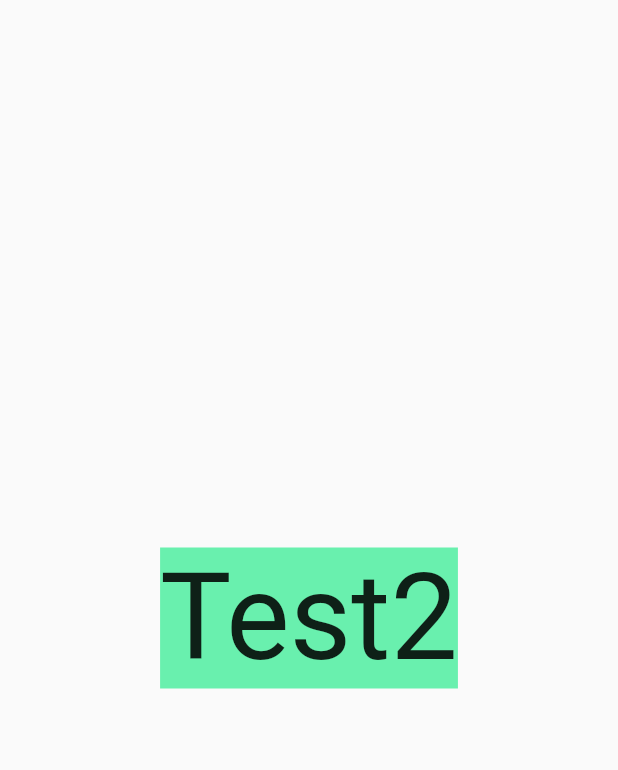
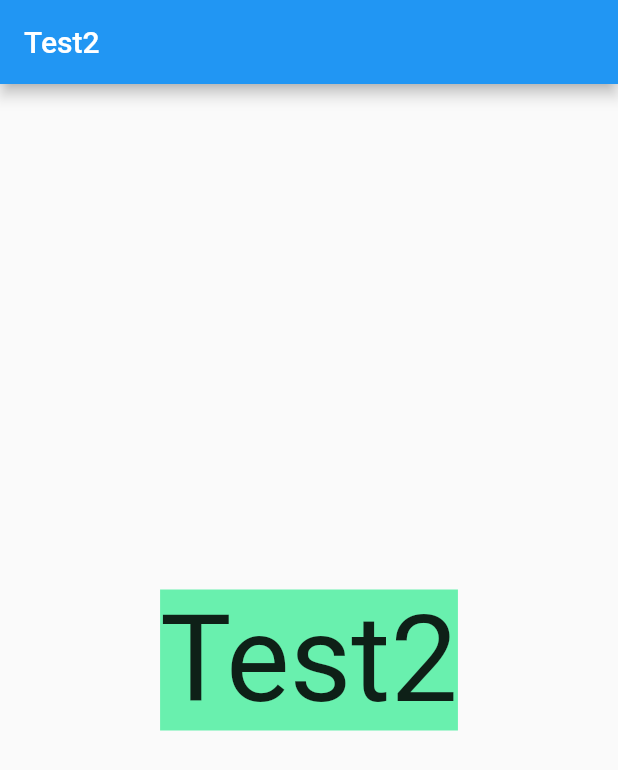
Before and after one commit to ottomossei/my-dart-lang-learning, a Flutter app: the MyHomePage screen opened directly, swiped to page 2, on a phone screen of 412 x 824 dp. Shown: the top 770 px of the screen. Run offline on Flutter 3.47's test engine with Material 2 defaults, Android fonts, the phone set to English and light mode, and no system bars.

Commit message:
Refactor flutter

```diff
--- a/flutter_project/helloworld/lib/screen_transition/navigator/TestPage3.dart
+++ b/flutter_project/helloworld/lib/screen_transition/navigator/test_page3.dart
@@ -1,15 +1,17 @@
 import 'package:flutter/material.dart';
 
 class TestNavigatorPage3 extends StatelessWidget {
+  const TestNavigatorPage3({Key? key}) : super(key: key);
+
   @override
   Widget build(BuildContext context) {
     return Scaffold(
         appBar: AppBar(
-          title: Text("Test3"),
+          title: const Text("Test3"),
         ),
         body: Center(
             child: TextButton(
                 onPressed: () => {Navigator.of(context).pop()},
-                child: Text("戻る", style: TextStyle(fontSize: 80)))));
+                child: const Text("戻る", style: TextStyle(fontSize: 80)))));
   }
 }
--- a/flutter_project/helloworld/lib/screen_transition/pageview/main.dart
+++ b/flutter_project/helloworld/lib/screen_transition/pageview/main.dart
@@ -9,11 +9,13 @@ MyPageViewAppに３つのページが内包されており、その中の選択
 https://zenn.dev/kazutxt/books/flutter_practice_introduction/viewer/beginner_page
 */
 import 'package:flutter/material.dart';
-import 'TestPage1.dart';
-import 'TestPage2.dart';
-import 'TestPage3.dart';
+import 'test_page1.dart';
+import 'test_page2.dart';
+import 'test_page3.dart';
 
 class MyPageViewApp extends StatelessWidget {
+  const MyPageViewApp({Key? key}) : super(key: key);
+
   @override
   Widget build(BuildContext context) {
     return MaterialApp(
@@ -21,13 +23,13 @@ class MyPageViewApp extends StatelessWidget {
       theme: ThemeData(
         primarySwatch: Colors.blue,
       ),
-      home: MyHomePage(title: 'Flutter Demo Home Page'),
+      home: const MyHomePage(title: 'Flutter Demo Home Page'),
     );
   }
 }
 
 class MyHomePage extends StatefulWidget {
-  MyHomePage({Key? key, required this.title}) : super(key: key);
+  const MyHomePage({Key? key, required this.title}) : super(key: key);
   final String title;
 
   @override
@@ -39,10 +41,10 @@ class _MyHomePageState extends State<MyHomePage> {
   int _selectedIndex = 0;
 
   // ボトムメニューの遷移先画面
-  var _pages = [
-    TestPage1(),
-    TestPage2(),
-    TestPage3(),
+  final _pages = [
+    const TestPage1(),
+    const TestPage2(),
+    const TestPage3(),
   ];
   @override
   void initState() {
--- a/flutter_project/helloworld/lib/screen_transition/pageview/TestPage1.dart
+++ b/flutter_project/helloworld/lib/screen_transition/pageview/test_page1.dart
@@ -1,15 +1,17 @@
 import 'package:flutter/material.dart';
 
 class TestPage1 extends StatelessWidget {
+  const TestPage1({Key? key}) : super(key: key);
+
   @override
   Widget build(BuildContext context) {
     return Scaffold(
         appBar: AppBar(
-          title: Text("Test1"),
+          title: const Text("Test1"),
         ),
         body: Center(
             child: Container(
                 color: Colors.redAccent,
-                child: Text("Test1", style: TextStyle(fontSize: 80)))));
+                child: const Text("Test1", style: TextStyle(fontSize: 80)))));
   }
 }
--- a/flutter_project/helloworld/lib/screen_transition/pageview/TestPage2.dart
+++ b/flutter_project/helloworld/lib/screen_transition/pageview/test_page2.dart
@@ -1,15 +1,17 @@
 import 'package:flutter/material.dart';
 
 class TestPage2 extends StatelessWidget {
+  const TestPage2({Key? key}) : super(key: key);
+
   @override
   Widget build(BuildContext context) {
     return Scaffold(
-        // appBar: AppBar(
-        //   title: Text("Test2"),
-        // ),
+        appBar: AppBar(
+          title: const Text("Test2"),
+        ),
         body: Center(
             child: Container(
                 color: Colors.greenAccent,
-                child: Text("Test2", style: TextStyle(fontSize: 80)))));
+                child: const Text("Test2", style: TextStyle(fontSize: 80)))));
   }
 }
--- a/flutter_project/helloworld/lib/screen_transition/pageview/TestPage3.dart
+++ b/flutter_project/helloworld/lib/screen_transition/pageview/test_page3.dart
@@ -1,15 +1,17 @@
 import 'package:flutter/material.dart';
 
 class TestPage3 extends StatelessWidget {
+  const TestPage3({Key? key}) : super(key: key);
+
   @override
   Widget build(BuildContext context) {
     return Scaffold(
         appBar: AppBar(
-          title: Text("Test3"),
+          title: const Text("Test3"),
         ),
         body: Center(
             child: Container(
                 color: Colors.greenAccent,
-                child: Text("Test3", style: TextStyle(fontSize: 80)))));
+                child: const Text("Test3", style: TextStyle(fontSize: 80)))));
   }
 }
--- a/flutter_project/helloworld/lib/stl/column.dart
+++ b/flutter_project/helloworld/lib/stl/column.dart
@@ -51,8 +51,8 @@ class ColumnBody extends StatelessWidget {
         // Containerの中でExpandedは使える
         // Containerはchildが精一杯使える分までサイズを使う
         // const Containerが使えない
-        Container(
-          child: const Card(
+        const SizedBox(
+          child: Card(
             child: Text("width=200"),
           ),
           width: 200,
--- a/flutter_project/helloworld/lib/stl/expanded.dart
+++ b/flutter_project/helloworld/lib/stl/expanded.dart
@@ -1,3 +1,2 @@
-import 'package:flutter/material.dart';
 /*
 */
--- a/try/exc9.dart
+++ b/try/exc9.dart
@@ -38,7 +38,7 @@ main() {
     print(output.toString());
   }
 
-  // showHistogram();
+  showHistogram();
   List<int> showTiming = [
     100,
     1000,
```
Also changed, not shown: flutter_project/helloworld/lib/main.dart (+8 -4 lines), flutter_project/helloworld/lib/screen_transition/navigator/main.dart (+6 -4 lines), flutter_project/helloworld/lib/screen_transition/navigator/test_page1.dart (renamed from flutter_project/helloworld/lib/screen_transition/navigator/TestPage1.dart, +6 -4 lines), flutter_project/helloworld/lib/screen_transition/navigator/test_page2.dart (renamed from flutter_project/helloworld/lib/screen_transition/navigator/TestPage2.dart, +7 -5 lines), flutter_project/helloworld/pubspec.lock.
